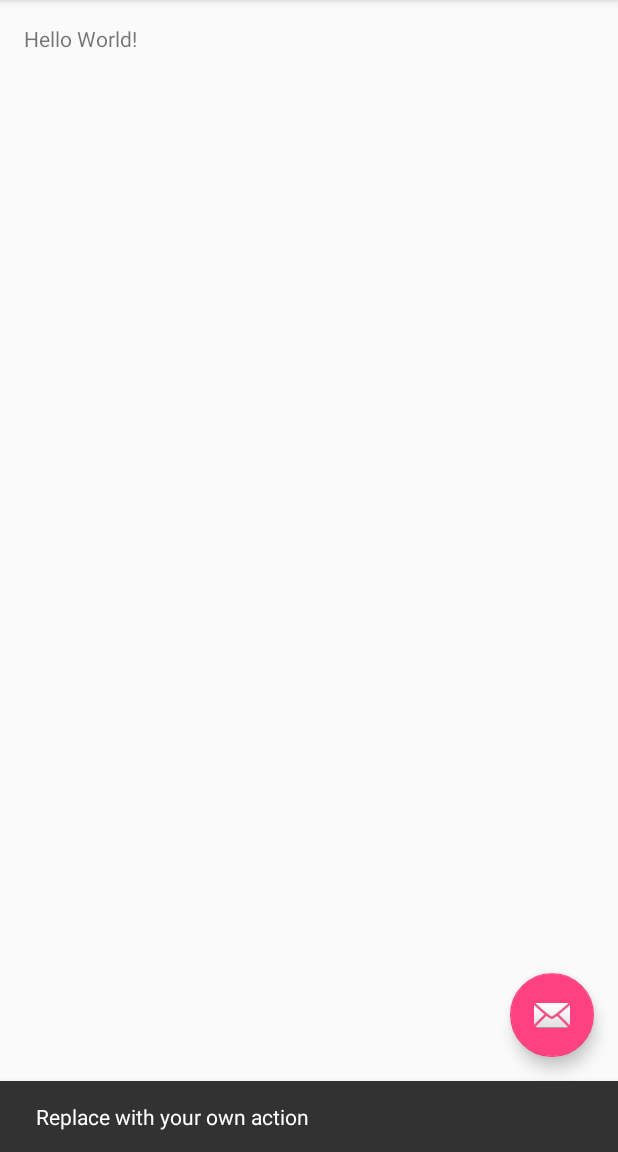
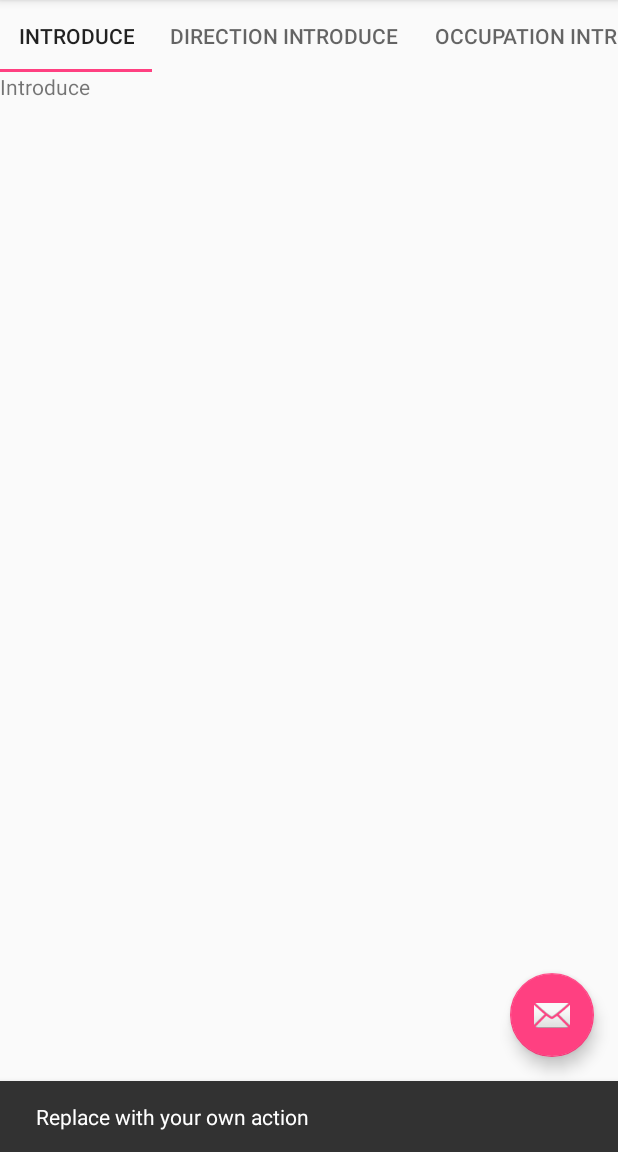
Before and after one commit to Mystery00/WeiLy, an Android app: the screen it shows after launch (MainActivity), after a tap on an icon or button, on a phone screen of 412 x 824 dp, the part 84-1236 px from its top. Run offline under Robolectric (Android 15) with nearby library versions, the phone set to English and light mode, and no system bars.

Commit message:
backup: part of fragment.

```diff
--- a/app/src/main/java/com/weily/weily/Activity/MainActivity.java
+++ b/app/src/main/java/com/weily/weily/Activity/MainActivity.java
@@ -1,8 +1,12 @@
 package com.weily.weily.Activity;
 
 import android.os.Bundle;
+import android.support.annotation.NonNull;
 import android.support.design.widget.FloatingActionButton;
 import android.support.design.widget.Snackbar;
+import android.support.v4.app.Fragment;
+import android.support.v4.app.FragmentManager;
+import android.support.v4.app.FragmentTransaction;
 import android.view.View;
 import android.support.design.widget.NavigationView;
 import android.support.v4.view.GravityCompat;
@@ -13,20 +17,45 @@ import android.support.v7.widget.Toolbar;
 import android.view.Menu;
 import android.view.MenuItem;
 
+import com.weily.weily.Fragment.IntroduceFragment.IntroduceFragment;
 import com.weily.weily.R;
 
 public class MainActivity extends AppCompatActivity
         implements NavigationView.OnNavigationItemSelectedListener
 {
+    private Toolbar toolbar;
+    private FloatingActionButton fab;
+    private NavigationView navigationView;
+    private DrawerLayout drawer;
+    private FragmentManager fragmentManager;
+
     @Override
     protected void onCreate(Bundle savedInstanceState)
     {
         super.onCreate(savedInstanceState);
         setContentView(R.layout.activity_main);
-        Toolbar toolbar = (Toolbar) findViewById(R.id.toolbar);
+
+        initialization();
+
+        monitor();
+    }
+
+    private void initialization()
+    {
+        fragmentManager=getSupportFragmentManager();
+        IntroduceFragment introduceFragment = new IntroduceFragment();
+
+        toolbar = (Toolbar) findViewById(R.id.toolbar);
+        fab = (FloatingActionButton) findViewById(R.id.fab);
+        drawer = (DrawerLayout) findViewById(R.id.drawer_layout);
+        navigationView = (NavigationView) findViewById(R.id.nav_view);
+
         setSupportActionBar(toolbar);
+        openFragment(introduceFragment);
+    }
 
-        FloatingActionButton fab = (FloatingActionButton) findViewById(R.id.fab);
+    private void monitor()
+    {
         fab.setOnClickListener(new View.OnClickListener()
         {
             @Override
@@ -37,15 +66,20 @@ public class MainActivity extends AppCompatActivity
             }
         });
 
-        DrawerLayout drawer = (DrawerLayout) findViewById(R.id.drawer_layout);
         ActionBarDrawerToggle toggle = new ActionBarDrawerToggle(
                 this, drawer, toolbar, R.string.navigation_drawer_open, R.string.navigation_drawer_close);
         //noinspection deprecation
         drawer.setDrawerListener(toggle);
         toggle.syncState();
+        navigationView.setNavigationItemSelectedListener(this);
+    }
 
-        NavigationView navigationView = (NavigationView) findViewById(R.id.nav_view);
-        navigationView.setNavigationItemSelectedListener(this);
+    public void openFragment(Fragment fragment)
+    {
+        FragmentTransaction fragmentTransaction = fragmentManager.beginTransaction();
+        fragmentTransaction.replace(R.id.fragment, fragment, "test");
+        fragmentTransaction.addToBackStack(null);
+        fragmentTransaction.commit();
     }
 
     @Override
@@ -64,7 +98,6 @@ public class MainActivity extends AppCompatActivity
     @Override
     public boolean onCreateOptionsMenu(Menu menu)
     {
-        // Inflate the menu; this adds items to the action bar if it is present.
         getMenuInflater().inflate(R.menu.main, menu);
         return true;
     }
@@ -72,23 +105,18 @@ public class MainActivity extends AppCompatActivity
     @Override
     public boolean onOptionsItemSelected(MenuItem item)
     {
-        // Handle action bar item clicks here. The action bar will
-        // automatically handle clicks on the Home/Up button, so long
-        // as you specify a parent activity in AndroidManifest.xml.
-        int id = item.getItemId();
-
-        //noinspection SimplifiableIfStatement
-
         return super.onOptionsItemSelected(item);
     }
 
     @SuppressWarnings("StatementWithEmptyBody")
     @Override
-    public boolean onNavigationItemSelected(MenuItem item)
+    public boolean onNavigationItemSelected(@NonNull MenuItem item)
     {
-        // Handle navigation view item clicks here.
-
-        DrawerLayout drawer = (DrawerLayout) findViewById(R.id.drawer_layout);
+        switch (item.getItemId())
+        {
+            case R.id.nav_honor:
+                break;
+        }
         drawer.closeDrawer(GravityCompat.START);
         return true;
     }
--- /dev/null
+++ b/app/src/main/java/com/weily/weily/Adapter/IntroducePagerAdapter.java
@@ -0,0 +1,50 @@
+package com.weily.weily.Adapter;
+
+import android.content.Context;
+import android.support.v4.app.Fragment;
+import android.support.v4.app.FragmentManager;
+import android.support.v4.app.FragmentPagerAdapter;
+
+import com.weily.weily.Fragment.IntroduceFragment.IntroduceDirectionFragment;
+import com.weily.weily.Fragment.IntroduceFragment.IntroduceMainFragment;
+import com.weily.weily.Fragment.IntroduceFragment.IntroduceOccupationFragment;
+import com.weily.weily.R;
+
+public class IntroducePagerAdapter extends FragmentPagerAdapter
+{
+    private Context context;
+    public IntroducePagerAdapter(FragmentManager fm,Context context)
+    {
+        super(fm);
+        this.context=context;
+    }
+
+    @Override
+    public Fragment getItem(int position)
+    {
+        switch (position)
+        {
+            case 0:
+                return new IntroduceMainFragment();
+            case 1:
+                return new IntroduceDirectionFragment();
+            case 2:
+                return new IntroduceOccupationFragment();
+            default:
+                return null;
+        }
+    }
+
+    @Override
+    public int getCount()
+    {
+        return 3;
+    }
+
+    @Override
+    public CharSequence getPageTitle(int position)
+    {
+        String[] titles=context.getResources().getStringArray(R.array.introduce_titles);
+        return titles[position];
+    }
+}
--- /dev/null
+++ b/app/src/main/java/com/weily/weily/Fragment/HonorFragment/HonorFragment.java
@@ -0,0 +1,7 @@
+package com.weily.weily.Fragment.HonorFragment;
+
+import android.support.v4.app.Fragment;
+
+public class HonorFragment extends Fragment
+{
+}
--- /dev/null
+++ b/app/src/main/java/com/weily/weily/Fragment/IntroduceFragment/IntroduceDirectionFragment.java
@@ -0,0 +1,18 @@
+package com.weily.weily.Fragment.IntroduceFragment;
+
+import android.os.Bundle;
+import android.support.v4.app.Fragment;
+import android.view.LayoutInflater;
+import android.view.View;
+import android.view.ViewGroup;
+
+import com.weily.weily.R;
+
+public class IntroduceDirectionFragment extends Fragment
+{
+    @Override
+    public View onCreateView(LayoutInflater inflater, ViewGroup container, Bundle savedInstanceState)
+    {
+        return inflater.inflate(R.layout.content_introduce_direction,container,false);
+    }
+}
--- /dev/null
+++ b/app/src/main/java/com/weily/weily/Fragment/IntroduceFragment/IntroduceFragment.java
@@ -0,0 +1,31 @@
+package com.weily.weily.Fragment.IntroduceFragment;
+
+import android.os.Bundle;
+import android.support.design.widget.TabLayout;
+import android.support.v4.app.Fragment;
+import android.support.v4.view.ViewPager;
+import android.view.LayoutInflater;
+import android.view.View;
+import android.view.ViewGroup;
+
+import com.weily.weily.Adapter.IntroducePagerAdapter;
+import com.weily.weily.R;
+
+public class IntroduceFragment extends Fragment
+{
+
+    @Override
+    public View onCreateView(LayoutInflater inflater, ViewGroup container, Bundle savedInstanceState)
+    {
+        View view=inflater.inflate(R.layout.fragment_introduce,container,false);
+        TabLayout tabLayout = (TabLayout) view.findViewById(R.id.tabLayout);
+        ViewPager content = (ViewPager) view.findViewById(R.id.content);
+
+        IntroducePagerAdapter introducePagerAdapter
+                = new IntroducePagerAdapter(getActivity().getSupportFragmentManager(),getActivity().getApplicationContext());
+        content.setAdapter(introducePagerAdapter);
+        tabLayout.setupWithViewPager(content);
+        tabLayout.setTabMode(TabLayout.MODE_SCROLLABLE);
+        return view;
+    }
+}
--- /dev/null
+++ b/app/src/main/java/com/weily/weily/Fragment/IntroduceFragment/IntroduceMainFragment.java
@@ -0,0 +1,18 @@
+package com.weily.weily.Fragment.IntroduceFragment;
+
+import android.os.Bundle;
+import android.support.v4.app.Fragment;
+import android.view.LayoutInflater;
+import android.view.View;
+import android.view.ViewGroup;
+
+import com.weily.weily.R;
+
+public class IntroduceMainFragment extends Fragment
+{
+    @Override
+    public View onCreateView(LayoutInflater inflater, ViewGroup container, Bundle savedInstanceState)
+    {
+        return inflater.inflate(R.layout.content_introduce_main,container,false);
+    }
+}
--- /dev/null
+++ b/app/src/main/java/com/weily/weily/Fragment/IntroduceFragment/IntroduceOccupationFragment.java
@@ -0,0 +1,18 @@
+package com.weily.weily.Fragment.IntroduceFragment;
+
+import android.os.Bundle;
+import android.support.v4.app.Fragment;
+import android.view.LayoutInflater;
+import android.view.View;
+import android.view.ViewGroup;
+
+import com.weily.weily.R;
+
+public class IntroduceOccupationFragment extends Fragment
+{
+    @Override
+    public View onCreateView(LayoutInflater inflater, ViewGroup container, Bundle savedInstanceState)
+    {
+        return inflater.inflate(R.layout.content_introduce_occupation,container,false);
+    }
+}
--- a/app/src/main/res/layout/app_bar_main.xml
+++ b/app/src/main/res/layout/app_bar_main.xml
@@ -22,7 +22,12 @@
 
     </android.support.design.widget.AppBarLayout>
 
-    <include layout="@layout/content_main"/>
+    <LinearLayout
+        android:id="@+id/fragment"
+        android:orientation="vertical"
+        android:layout_width="match_parent"
+        android:layout_height="match_parent"
+        app:layout_behavior="@string/appbar_scrolling_view_behavior"/>
 
     <android.support.design.widget.FloatingActionButton
         android:id="@+id/fab"
--- /dev/null
+++ b/app/src/main/res/layout/content_introduce_direction.xml
@@ -0,0 +1,11 @@
+<?xml version="1.0" encoding="utf-8"?>
+<RelativeLayout xmlns:android="http://schemas.android.com/apk/res/android"
+                android:layout_width="match_parent"
+                android:layout_height="match_parent">
+
+    <TextView
+        android:layout_width="match_parent"
+        android:text="IntroduceDirection"
+        android:layout_height="match_parent"/>
+
+</RelativeLayout>
--- /dev/null
+++ b/app/src/main/res/layout/content_introduce_main.xml
@@ -0,0 +1,10 @@
+<?xml version="1.0" encoding="utf-8"?>
+<RelativeLayout xmlns:android="http://schemas.android.com/apk/res/android"
+                android:layout_width="match_parent"
+                android:layout_height="match_parent">
+    <TextView
+        android:layout_width="match_parent"
+        android:text="Introduce"
+        android:layout_height="match_parent"/>
+
+</RelativeLayout>
--- /dev/null
+++ b/app/src/main/res/layout/content_introduce_occupation.xml
@@ -0,0 +1,11 @@
+<?xml version="1.0" encoding="utf-8"?>
+<RelativeLayout xmlns:android="http://schemas.android.com/apk/res/android"
+                android:layout_width="match_parent"
+                android:layout_height="match_parent">
+
+    <TextView
+        android:layout_width="match_parent"
+        android:text="IntroduceOccupation"
+        android:layout_height="match_parent"/>
+
+</RelativeLayout>
--- a/app/src/main/res/layout/content_main.xml
+++ /dev/null
@@ -1,34 +0,0 @@
-<?xml version="1.0" encoding="utf-8"?>
-<RelativeLayout
-    android:id="@+id/content_main"
-    xmlns:android="http://schemas.android.com/apk/res/android"
-    xmlns:app="http://schemas.android.com/apk/res-auto"
-    xmlns:tools="http://schemas.android.com/tools"
-    android:layout_width="match_parent"
-    android:layout_height="match_parent"
-    android:paddingBottom="@dimen/activity_vertical_margin"
-    android:paddingLeft="@dimen/activity_horizontal_margin"
-    android:paddingRight="@dimen/activity_horizontal_margin"
-    android:paddingTop="@dimen/activity_vertical_margin"
-    app:layout_behavior="@string/appbar_scrolling_view_behavior"
-    tools:context="com.weily.weily.Activity.MainActivity"
-    tools:showIn="@layout/app_bar_main">
-
-    <android.support.design.widget.TabLayout
-        android:layout_width="match_parent"
-        app:tabMode="scrollable"
-        android:id="@+id/tabLayout"
-        android:layout_height="wrap_content"/>
-
-    <android.support.v4.view.ViewPager
-        android:layout_width="match_parent"
-        android:background="#ffffff"
-        android:id="@+id/viewpager"
-        android:layout_height="0dp"/>
-
-
-    <TextView
-        android:layout_width="wrap_content"
-        android:layout_height="wrap_content"
-        android:text="Hello World!"/>
-</RelativeLayout>
--- /dev/null
+++ b/app/src/main/res/layout/fragment_introduce.xml
@@ -0,0 +1,18 @@
+<?xml version="1.0" encoding="utf-8"?>
+<LinearLayout xmlns:android="http://schemas.android.com/apk/res/android"
+              xmlns:app="http://schemas.android.com/apk/res-auto"
+              android:orientation="vertical"
+              android:layout_width="match_parent"
+              android:layout_height="match_parent">
+
+    <android.support.design.widget.TabLayout
+        android:layout_width="match_parent"
+        app:tabMode="scrollable"
+        android:id="@+id/tabLayout"
+        android:layout_height="wrap_content"/>
+    <android.support.v4.view.ViewPager
+        android:layout_width="match_parent"
+        android:id="@+id/content"
+        android:layout_height="match_parent"/>
+
+</LinearLayout>
--- /dev/null
+++ b/app/src/main/res/values/introduce_titles_string.xml
@@ -0,0 +1,8 @@
+<?xml version="1.0" encoding="utf-8"?>
+<resources>
+    <string-array name="introduce_titles">
+        <item>Introduce</item>
+        <item>Direction Introduce</item>
+        <item>Occupation Introduce</item>
+    </string-array>
+</resources>
```
